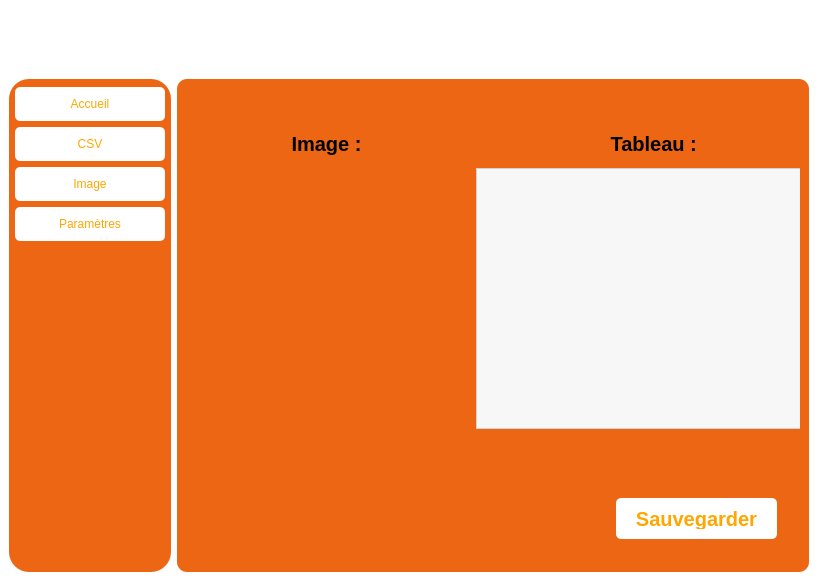
Before: the Qt Designer form ui/mainwindow.ui in thibaud-heub/projet-s7, drawn with Qt 5.
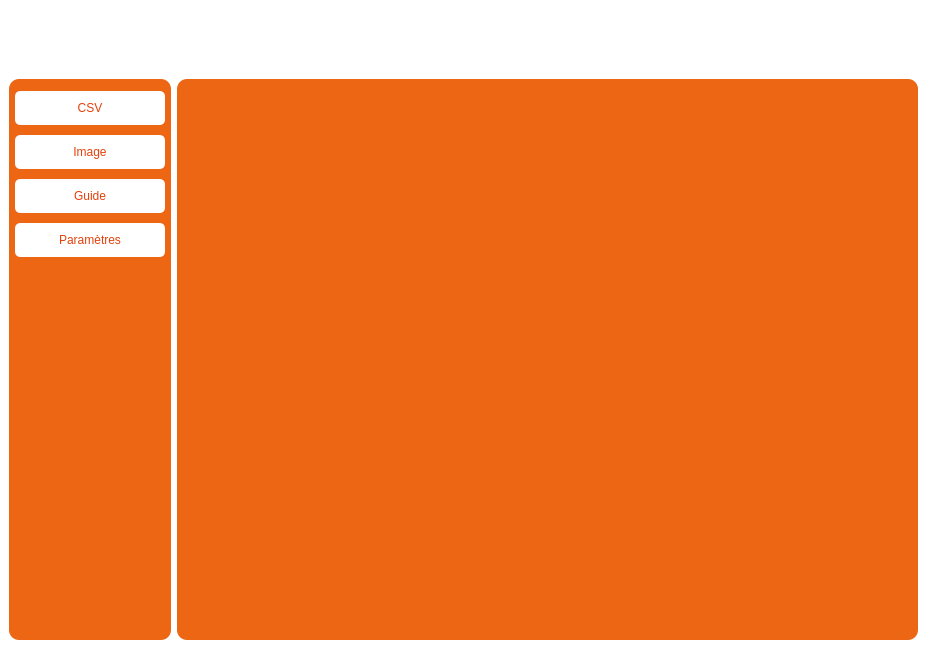
After: the same form once the commit is applied. The open tabs and pages were chosen to show the change. Icons and pictures are not drawn.

Patch:
```diff
--- a/ui/mainwindow.ui
+++ b/ui/mainwindow.ui
@@ -6,10 +6,22 @@
    <rect>
     <x>0</x>
     <y>0</y>
-    <width>818</width>
-    <height>581</height>
+    <width>927</width>
+    <height>649</height>
    </rect>
   </property>
+  <property name="sizePolicy">
+   <sizepolicy hsizetype="Preferred" vsizetype="Preferred">
+    <horstretch>0</horstretch>
+    <verstretch>0</verstretch>
+   </sizepolicy>
+  </property>
+  <property name="sizeIncrement">
+   <size>
+    <width>0</width>
+    <height>0</height>
+   </size>
+  </property>
   <property name="windowTitle">
    <string>MainWindow</string>
   </property>
@@ -28,13 +40,17 @@
 }
 #side_menu{
 	background-color: rgb(236, 102, 20);
-	border-radius: 20px;
+	border-radius: 10px;
 }
-QPushButton{
+.QPushButton{
 	padding: 10px;
-	background-color: rgb(255, 255, 255);
+	background-color:  rgb(255, 255, 255);
 	border-radius: 5px;
-	color: rgb(255, 166, 0);
+	color:  #E4410B;
+}
+.QPushButton:hover{
+	background-color:  #EFEFF1;
+	color: var(#EDEDF1);
 }
 #main_body{
 	background-color: rgb(236, 102, 20);
@@ -42,7 +58,7 @@
 	color: #000000;
 	
 }
-QTableWidget {
+.QTableWidget {
     background-color: #f7f7f7; /* Couleur de fond */
     border: 1px solid #d1d1d1; /* Bordure */
     gridline-color: #d1d1d1; /* Couleur des lignes de grille */
@@ -51,37 +67,38 @@
     selection-color: #000000; /* Couleur du texte de la sélection */
 }
 
-QTableWidget::item {
+.QTableWidget::item {
     padding: 5px; /* Espacement intérieur des cellules */
 }
 
-QHeaderView::section {
+.QHeaderView::section {
     background-color: #f7f7f7; /* Couleur de fond de l'en-tête */
     border: 1px solid #d1d1d1; /* Bordure de l'en-tête */
     padding: 2px; /* Espacement intérieur de l'en-tête */
     font-weight: bold; /* Style de police de l'en-tête */
 }
 
-QHeaderView::section:checked {
+.QHeaderView::section:checked {
     background-color: #a6c9e2; /* Couleur de fond de la case cochée de l'en-tête */
 }
 
-QTableWidget::horizontalHeader {
+.QTableWidget::horizontalHeader {
     border-bottom: 1px solid #d1d1d1; /* Bordure inférieure de l'en-tête horizontal */
 }
 
-QTableWidget::verticalHeader {
+.QTableWidget::verticalHeader {
     border-right: 1px solid #d1d1d1; /* Bordure droite de l'en-tête vertical */
 }
 
-QTableWidget::item:selected {
+.QTableWidget::item:selected {
     background-color: #a6c9e2; /* Couleur de fond des cellules sélectionnées */
     color: #000000; /* Couleur du texte des cellules sélectionnées */
 }
 
-QTableWidget::item:hover {
-    background-color: #e6f2ff; /* Couleur de fond au survol de la cellule */
+#pushButton_10{
+	background-color:#000000;
 }
+
 </string>
    </property>
    <layout class="QVBoxLayout" name="verticalLayout_3">
@@ -274,13 +291,13 @@
             </property>
             <layout class="QVBoxLayout" name="verticalLayout_5">
              <property name="spacing">
-              <number>6</number>
+              <number>10</number>
              </property>
              <property name="leftMargin">
               <number>0</number>
              </property>
              <property name="topMargin">
-              <number>2</number>
+              <number>6</number>
              </property>
              <property name="rightMargin">
               <number>0</number>
@@ -288,13 +305,6 @@
              <property name="bottomMargin">
               <number>0</number>
              </property>
-             <item>
-              <widget class="QPushButton" name="pushButton_2">
-               <property name="text">
-                <string>Accueil</string>
-               </property>
-              </widget>
-             </item>
              <item>
               <widget class="QPushButton" name="pushButton_3">
                <property name="text">
@@ -309,6 +319,16 @@
                </property>
               </widget>
              </item>
+             <item>
+              <widget class="QPushButton" name="pushButton_2">
+               <property name="cursor">
+                <cursorShape>PointingHandCursor</cursorShape>
+               </property>
+               <property name="text">
+                <string>Guide</string>
+               </property>
+              </widget>
+             </item>
              <item>
               <widget class="QPushButton" name="pushButton_5">
                <property name="text">
@@ -636,113 +656,12 @@
              </widget>
             </widget>
             <widget class="QWidget" name="page_5">
-             <widget class="QLabel" name="label_8">
-              <property name="geometry">
-               <rect>
-                <x>70</x>
-                <y>20</y>
-                <width>141</width>
-                <height>71</height>
-               </rect>
-              </property>
-              <property name="font">
-               <font>
-                <pointsize>15</pointsize>
-                <bold>true</bold>
-               </font>
-              </property>
-              <property name="text">
-               <string>Image :</string>
-              </property>
-              <property name="alignment">
-               <set>Qt::AlignCenter</set>
-              </property>
-             </widget>
-             <widget class="QLabel" name="label_9">
-              <property name="geometry">
-               <rect>
-                <x>0</x>
-                <y>80</y>
-                <width>281</width>
-                <height>261</height>
-               </rect>
-              </property>
-              <property name="text">
-               <string/>
-              </property>
-              <property name="pixmap">
-               <pixmap resource="../res/resources.qrc">:/Image/no-image.jpg</pixmap>
-              </property>
-              <property name="scaledContents">
-               <bool>true</bool>
-              </property>
-             </widget>
-             <widget class="QLabel" name="label_10">
-              <property name="geometry">
-               <rect>
-                <x>400</x>
-                <y>20</y>
-                <width>141</width>
-                <height>71</height>
-               </rect>
-              </property>
-              <property name="font">
-               <font>
-                <pointsize>15</pointsize>
-                <bold>true</bold>
-               </font>
-              </property>
-              <property name="text">
-               <string>Tableau : </string>
-              </property>
-              <property name="alignment">
-               <set>Qt::AlignCenter</set>
-              </property>
-             </widget>
-             <widget class="QTableWidget" name="tableWidget_2">
-              <property name="geometry">
-               <rect>
-                <x>290</x>
-                <y>80</y>
-                <width>341</width>
-                <height>261</height>
-               </rect>
-              </property>
-              <property name="styleSheet">
-               <string notr="true"/>
-              </property>
-             </widget>
-             <widget class="QPushButton" name="pushButton_10">
-              <property name="geometry">
-               <rect>
-                <x>430</x>
-                <y>410</y>
-                <width>161</width>
-                <height>41</height>
-               </rect>
-              </property>
-              <property name="sizePolicy">
-               <sizepolicy hsizetype="Preferred" vsizetype="Preferred">
-                <horstretch>0</horstretch>
-                <verstretch>0</verstretch>
-               </sizepolicy>
-              </property>
-              <property name="minimumSize">
-               <size>
-                <width>100</width>
-                <height>36</height>
-               </size>
-              </property>
-              <property name="font">
-               <font>
-                <pointsize>15</pointsize>
-                <bold>true</bold>
-               </font>
-              </property>
-              <property name="text">
-               <string>Sauvegarder</string>
-              </property>
-             </widget>
+             <property name="minimumSize">
+              <size>
+               <width>614</width>
+               <height>475</height>
+              </size>
+             </property>
             </widget>
             <widget class="QWidget" name="page_6"/>
            </widget>
```
Left out of the diff: 354 changed lines with no effect on the pictures.
